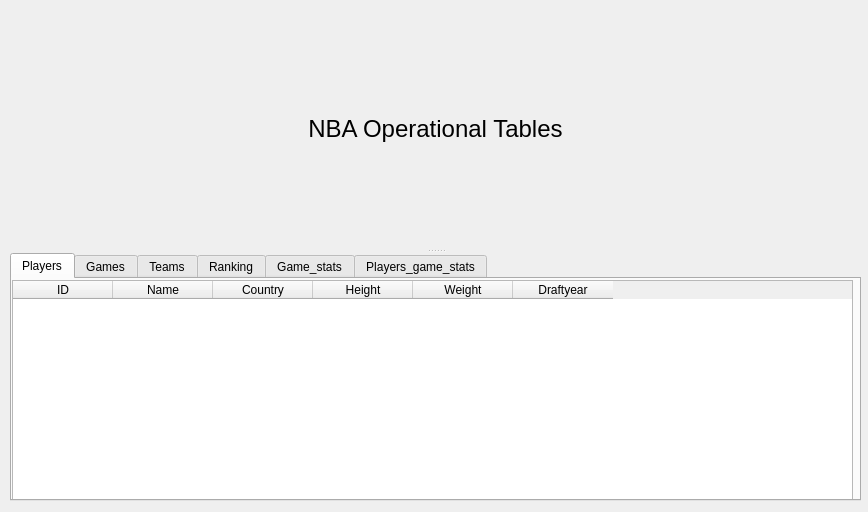
Before: the Qt Designer form Application/UIs/views.ui in shnkreddy98/NBA-Stats-App, drawn with Qt 5.
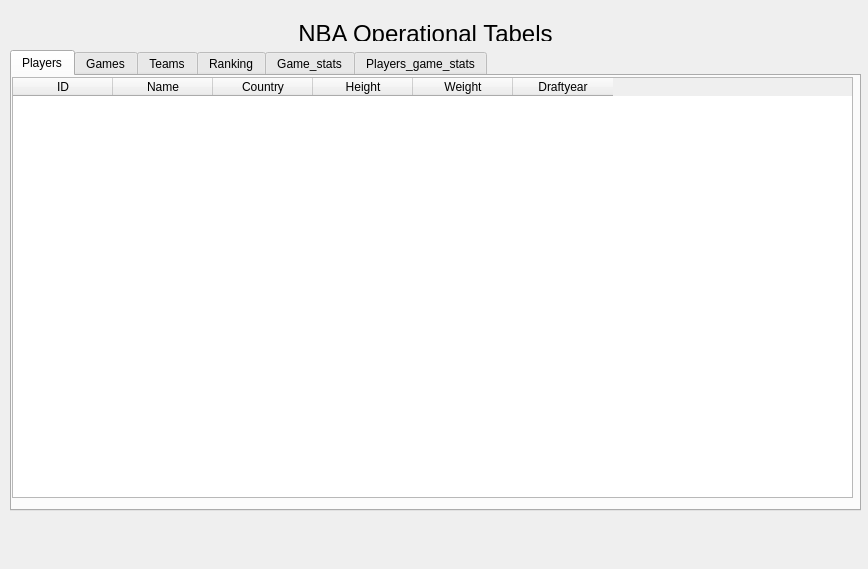
After: the same form once the commit is applied. The open tabs and pages were chosen to show the change.

Patch:
```diff
--- a/Application/UIs/views.ui
+++ b/Application/UIs/views.ui
@@ -7,7 +7,7 @@
     <x>0</x>
     <y>0</y>
     <width>868</width>
-    <height>512</height>
+    <height>569</height>
    </rect>
   </property>
   <property name="windowTitle">
@@ -17,19 +17,14 @@
    <property name="geometry">
     <rect>
      <x>10</x>
-     <y>10</y>
+     <y>50</y>
      <width>851</width>
-     <height>491</height>
+     <height>461</height>
     </rect>
    </property>
    <property name="orientation">
     <enum>Qt::Vertical</enum>
    </property>
-   <widget class="QLabel" name="label">
-    <property name="text">
-     <string>&lt;html&gt;&lt;head/&gt;&lt;body&gt;&lt;p align=&quot;center&quot;&gt;&lt;span style=&quot; font-size:18pt;&quot;&gt;NBA Operational Tables&lt;/span&gt;&lt;/p&gt;&lt;/body&gt;&lt;/html&gt;</string>
-    </property>
-   </widget>
    <widget class="QTabWidget" name="Players">
     <property name="currentIndex">
      <number>5</number>
@@ -436,6 +431,19 @@
     </widget>
    </widget>
   </widget>
+  <widget class="QLabel" name="label">
+   <property name="geometry">
+    <rect>
+     <x>200</x>
+     <y>20</y>
+     <width>451</width>
+     <height>21</height>
+    </rect>
+   </property>
+   <property name="text">
+    <string>&lt;html&gt;&lt;head/&gt;&lt;body&gt;&lt;p align=&quot;center&quot;&gt;&lt;span style=&quot; font-size:18pt;&quot;&gt;NBA Operational Tabels&lt;/span&gt;&lt;/p&gt;&lt;/body&gt;&lt;/html&gt;</string>
+   </property>
+  </widget>
  </widget>
  <resources/>
  <connections/>
```
Left out of the diff: 2 changed lines with no effect on the pictures.
